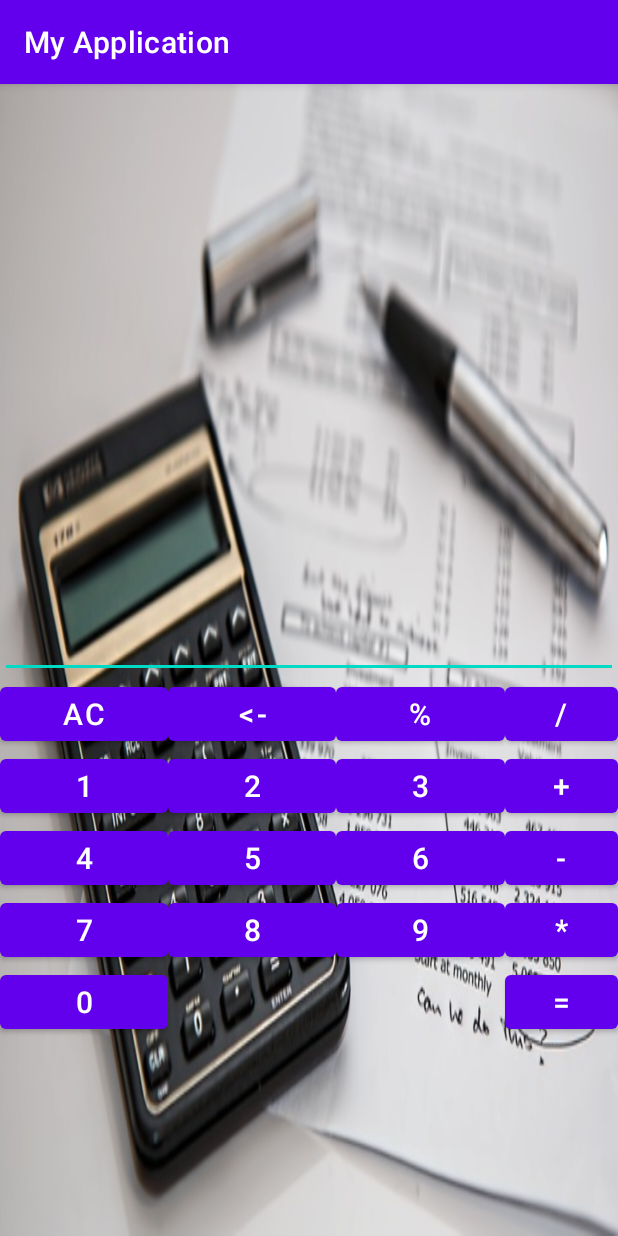
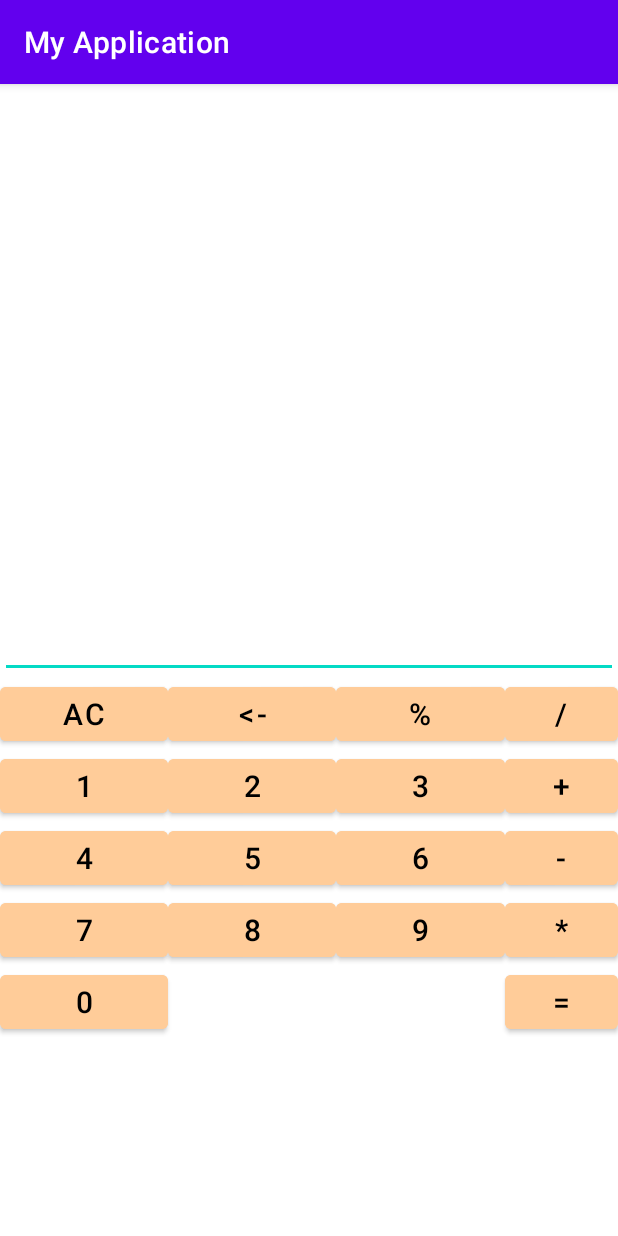
Before and after one commit to Hroar6/Android_hw, an Android app: the screen it shows after launch (MainActivity), on a phone screen of 412 x 824 dp. Run offline under Robolectric (Android 15) with nearby library versions, the phone set to English and light mode, and no system bars.

Commit message:
lesson 3-4

```diff
--- a/app/src/main/java/com/example/myapplication/MainActivity.java
+++ b/app/src/main/java/com/example/myapplication/MainActivity.java
@@ -3,12 +3,130 @@ package com.example.myapplication;
 import androidx.appcompat.app.AppCompatActivity;
 
 import android.os.Bundle;
+import android.text.Editable;
+import android.widget.Button;
+import android.widget.EditText;
+import android.widget.TextView;
+import android.widget.Toast;
+
 
 public class MainActivity extends AppCompatActivity {
+    private EditText editText;
+    private TextView textView;
+    private Button[] numericButtons = null;
+    private Button[] arithmeticButtons = null;
+    private Button deleteButton, clearButton, equalsButton;
+
 
     @Override
     protected void onCreate(Bundle savedInstanceState) {
         super.onCreate(savedInstanceState);
         setContentView(R.layout.activity_main);
+        findViews();
+        setNumericBtnBehavior();
+        setArithmeticBtnBehavior();
+        setClearButtonBehavior();
+        setDeleteButtonBehavior();
+        setEqualsButtonBehavior();
+    }
+
+
+    private void findViews() {
+        editText = findViewById(R.id.editText);
+        textView = findViewById(R.id.textView);
+        numericButtons = new Button[]
+                {
+                        findViewById(R.id.button_1),
+                        findViewById(R.id.button_2),
+                        findViewById(R.id.button_3),
+                        findViewById(R.id.button_4),
+                        findViewById(R.id.button_5),
+                        findViewById(R.id.button_6),
+                        findViewById(R.id.button_7),
+                        findViewById(R.id.button_8),
+                        findViewById(R.id.button_9),
+                        findViewById(R.id.button_0),
+                };
+        arithmeticButtons = new Button[]
+                {
+                        findViewById(R.id.button_multiplication),
+                        findViewById(R.id.button_subtraction),
+                        findViewById(R.id.button_share),
+                        findViewById(R.id.button_modulo),
+                        findViewById(R.id.button_addition),
+                };
+        deleteButton = findViewById(R.id.button_delete);
+        clearButton = findViewById(R.id.button_AC);
+        equalsButton = findViewById(R.id.button_equals);
+    }
+
+    private void setDeleteButtonBehavior() {
+        deleteButton.setOnClickListener(v -> {
+            String text = editText.getText().toString();
+            if (!text.equals("")) {
+                text = text.substring(0, text.length() - 1);
+                editText.setText(text);
+            } else {
+                Toast.makeText(getApplicationContext(), "Ошибка", Toast.LENGTH_SHORT)
+                        .show();
+            }
+        });
+    }
+
+    private void setEqualsButtonBehavior() {
+        equalsButton.setOnClickListener(v -> {
+//            String text = editText.getText().toString();
+//            String[] sumArray = text.split("\\+");
+//            for (String i : sumArray) {
+//            }
+            // TODO create equals from String
+        });
+    }
+
+    private void setClearButtonBehavior() {
+        clearButton.setOnClickListener(v -> editText.setText(""));
+    }
+
+    private void setArithmeticBtnBehavior() {
+        for (Button i : arithmeticButtons) {
+            i.setOnClickListener(v -> {
+                String text = editText.getText().toString();
+                boolean isTrue = true;
+                if (text.equals("")) {
+                    Toast.makeText(getApplicationContext(), "Ошибка", Toast.LENGTH_SHORT)
+                            .show();
+                    isTrue = false;
+                } else {
+                    String lastSymbol = text.substring(text.length() - 1);
+                    for (Button j : arithmeticButtons) {
+                        if (getTextFromButton(j).equals(lastSymbol)) {
+                            Toast.makeText(getApplicationContext(), "Ошибка", Toast.LENGTH_SHORT)
+                                    .show();
+                            isTrue = false;
+                            break;
+                        }
+                    }
+                }
+                if (isTrue) {
+                    text += getTextFromButton(i);
+                    editText.setText(text);
+                }
+            });
+        }
+    }
+
+    private void setNumericBtnBehavior() {
+        for (Button i : numericButtons) {
+            i.setOnClickListener(v -> {
+                String text = editText.getText().toString();
+                text += getTextFromButton(i);
+                editText.setText(text);
+            });
+        }
+    }
+
+    private String getTextFromButton(Button btn) {
+        CharSequence btnNumber = btn.getText();
+        return btnNumber.toString();
     }
 }
--- a/app/src/main/res/layout/activity_main.xml
+++ b/app/src/main/res/layout/activity_main.xml
@@ -1,5 +1,5 @@
 <?xml version="1.0" encoding="utf-8"?>
-<LinearLayout xmlns:android="http://schemas.android.com/apk/res/android" android:background="@drawable/calculator"
+<LinearLayout xmlns:android="http://schemas.android.com/apk/res/android"
     xmlns:app="http://schemas.android.com/apk/res-auto"
     xmlns:tools="http://schemas.android.com/tools"
     android:layout_width="match_parent"
@@ -13,6 +13,7 @@
         android:layout_weight="2" />
 
     <EditText
+        android:id="@+id/editText"
         android:layout_width="match_parent"
         android:layout_height="0dp"
         android:layout_weight="1"
@@ -22,160 +23,160 @@
         android:layout_width="match_parent"
         android:layout_height="wrap_content"
         android:orientation="horizontal">
-        <Button
+
+        <com.google.android.material.button.MaterialButton
             android:id="@+id/button_AC"
             android:layout_width="0dp"
             android:layout_height="wrap_content"
             android:layout_weight="3"
             android:text="@string/ac"
-            android:textSize="@dimen/button_text" />
-        <Button
+            style="@style/ButtonStyle" />
+        <com.google.android.material.button.MaterialButton
             android:id="@+id/button_delete"
             android:layout_width="0dp"
             android:layout_height="wrap_content"
             android:layout_weight="3"
             android:text="@string/back_arrow"
-            android:textSize="@dimen/button_text" />
-        <Button
+            style="@style/ButtonStyle" />
+        <com.google.android.material.button.MaterialButton
             android:id="@+id/button_modulo"
             android:layout_width="0dp"
             android:layout_height="wrap_content"
             android:layout_weight="3"
             android:text="@string/percent"
-            android:textSize="@dimen/button_text" />
-        <Button
+            style="@style/ButtonStyle" />
+        <com.google.android.material.button.MaterialButton
             android:id="@+id/button_share"
             android:layout_width="0dp"
             android:layout_height="wrap_content"
             android:layout_weight="2"
             android:text="@string/slash"
-            android:textSize="@dimen/button_text" />
+            style="@style/ButtonStyle" />
     </LinearLayout>
     <LinearLayout
         android:layout_width="match_parent"
         android:layout_height="wrap_content"
         android:orientation="horizontal">
-        <Button
+        <com.google.android.material.button.MaterialButton
             android:id="@+id/button_1"
             android:layout_width="0dp"
             android:layout_height="wrap_content"
             android:layout_weight="3"
             android:text="@string/_1"
-            android:textSize="@dimen/button_text" />
-        <Button
+            style="@style/ButtonStyle" />
+        <com.google.android.material.button.MaterialButton
             android:id="@+id/button_2"
             android:layout_width="0dp"
             android:layout_height="wrap_content"
             android:layout_weight="3"
             android:text="@string/_2"
-            android:textSize="@dimen/button_text" />
-        <Button
+            style="@style/ButtonStyle" />
+        <com.google.android.material.button.MaterialButton
             android:id="@+id/button_3"
             android:layout_width="0dp"
             android:layout_height="wrap_content"
             android:layout_weight="3"
             android:text="@string/_3"
-            android:textSize="@dimen/button_text" />
-        <Button
+            style="@style/ButtonStyle" />
+        <com.google.android.material.button.MaterialButton
             android:id="@+id/button_addition"
             android:layout_width="0dp"
             android:layout_height="wrap_content"
             android:layout_weight="2"
             android:text="@string/plus"
-            android:textSize="@dimen/button_text" />
+            style="@style/ButtonStyle" />
     </LinearLayout>
     <LinearLayout
         android:layout_width="match_parent"
         android:layout_height="wrap_content"
         android:orientation="horizontal">
-        <Button
+        <com.google.android.material.button.MaterialButton
             android:id="@+id/button_4"
             android:layout_width="0dp"
             android:layout_height="wrap_content"
             android:layout_weight="3"
             android:text="@string/_4"
-            android:textSize="@dimen/button_text" />
-        <Button
+            style="@style/ButtonStyle" />
+        <com.google.android.material.button.MaterialButton
             android:id="@+id/button_5"
             android:layout_width="0dp"
             android:layout_height="wrap_content"
             android:layout_weight="3"
             android:text="@string/_5"
-            android:textSize="@dimen/button_text" />
-        <Button
+            style="@style/ButtonStyle" />
+        <com.google.android.material.button.MaterialButton
             android:id="@+id/button_6"
             android:layout_width="0dp"
             android:layout_height="wrap_content"
             android:layout_weight="3"
             android:text="@string/_6"
-            android:textSize="@dimen/button_text" />
-        <Button
+            style="@style/ButtonStyle" />
+        <com.google.android.material.button.MaterialButton
             android:id="@+id/button_subtraction"
             android:layout_width="0dp"
             android:layout_height="wrap_content"
             android:layout_weight="2"
             android:text="@string/minus"
-            android:textSize="@dimen/button_text" />
+            style="@style/ButtonStyle" />
     </LinearLayout>
     <LinearLayout
         android:layout_width="match_parent"
         android:layout_height="wrap_content"
         android:orientation="horizontal">
-        <Button
+        <com.google.android.material.button.MaterialButton
             android:id="@+id/button_7"
             android:layout_width="0dp"
             android:layout_height="wrap_content"
             android:layout_weight="3"
             android:text="@string/_7"
-            android:textSize="@dimen/button_text" />
-        <Button
+            style="@style/ButtonStyle" />
+        <com.google.android.material.button.MaterialButton
             android:id="@+id/button_8"
             android:layout_width="0dp"
             android:layout_height="wrap_content"
             android:layout_weight="3"
             android:text="@string/_8"
-            android:textSize="@dimen/button_text" />
-        <Button
+            style="@style/ButtonStyle" />
+        <com.google.android.material.button.MaterialButton
             android:id="@+id/button_9"
             android:layout_width="0dp"
             android:layout_height="wrap_content"
             android:layout_weight="3"
             android:text="@string/_9"
-            android:textSize="@dimen/button_text" />
-        <Button
+            style="@style/ButtonStyle" />
+        <com.google.android.material.button.MaterialButton
             android:id="@+id/button_multiplication"
             android:layout_width="0dp"
             android:layout_height="wrap_content"
             android:layout_weight="2"
             android:text="@string/asterisk"
-            android:textSize="@dimen/button_text" />
+            style="@style/ButtonStyle" />
     </LinearLayout>
     <LinearLayout
         android:layout_width="match_parent"
         android:layout_height="wrap_content"
         android:orientation="horizontal">
-        <Button
+        <com.google.android.material.button.MaterialButton
             android:id="@+id/button_0"
             android:layout_width="0dp"
             android:layout_height="wrap_content"
             android:layout_weight="3"
             android:text="@string/_0"
-            android:textSize="@dimen/button_text" />
-        <Button
+            style="@style/ButtonStyle"/>
+        <com.google.android.material.button.MaterialButton
             android:id="@+id/button_point"
             android:layout_width="0dp"
             android:layout_height="wrap_content"
             android:layout_weight="6"
             android:text=""
-            android:visibility="invisible"
-            android:textSize="@dimen/button_text" />
-        <Button
+            android:visibility="invisible" />
+        <com.google.android.material.button.MaterialButton
             android:id="@+id/button_equals"
             android:layout_width="0dp"
             android:layout_height="wrap_content"
             android:layout_weight="2"
             android:text="@string/equals"
-            android:textSize="@dimen/button_text" />
+            style="@style/ButtonStyle"/>
     </LinearLayout>
     <Space
         android:layout_width="0dp"
--- a/app/src/main/res/values/colors.xml
+++ b/app/src/main/res/values/colors.xml
@@ -7,5 +7,5 @@
     <color name="teal_700">#FF018786</color>
     <color name="black">#FF000000</color>
     <color name="white">#FFFFFFFF</color>
-    <color name="buttonBackgroundColor">#FF0000</color>
+    <color name="buttonBackgroundColor">#FFCC99</color>
 </resources>
--- /dev/null
+++ b/app/src/main/res/values/styles.xml
@@ -0,0 +1,16 @@
+<?xml version="1.0" encoding="utf-8"?>
+<resources>
+    <style name="ButtonStyle">
+        <item name="android:textSize">@dimen/button_text</item>
+        <item name="android:backgroundTint">@color/buttonBackgroundColor</item>
+        <item name="android:textStyle">normal</item>
+        <item name="android:textColor">@color/black</item>
+    </style>
+
+    <style name="ButtonStyle.Dark">
+        <item name="android:textSize">@dimen/button_text</item>
+        <item name="android:backgroundTint">@color/purple_500</item>
+        <item name="android:textStyle">normal</item>
+        <item name="android:textColor">@color/white</item>
+    </style>
+</resources>
```
